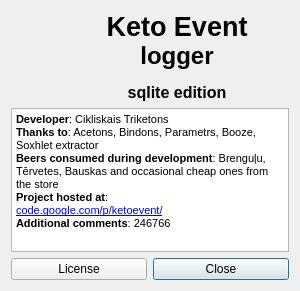
Before: the Qt Designer form trunk/gui_about.ui in FrankMamuda/ketoevent, drawn with Qt 5.
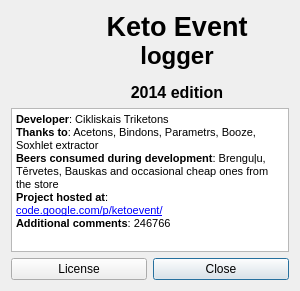
After: the same form once the commit is applied. Icons and pictures are not drawn.

The edit to the form file:
```diff
--- a/trunk/gui_about.ui
+++ b/trunk/gui_about.ui
@@ -43,7 +43,7 @@
 &lt;p align=&quot;center&quot; style=&quot; margin-top:0px; margin-bottom:0px; margin-left:0px; margin-right:0px; -qt-block-indent:0; text-indent:0px;&quot;&gt;&lt;span style=&quot; font-size:20pt;&quot;&gt;Keto Event&lt;/span&gt;&lt;/p&gt;
 &lt;p align=&quot;center&quot; style=&quot; margin-top:0px; margin-bottom:0px; margin-left:0px; margin-right:0px; -qt-block-indent:0; text-indent:0px;&quot;&gt;&lt;span style=&quot; font-size:18pt;&quot;&gt;logger&lt;/span&gt;&lt;/p&gt;
 &lt;p align=&quot;center&quot; style=&quot;-qt-paragraph-type:empty; margin-top:0px; margin-bottom:0px; margin-left:0px; margin-right:0px; -qt-block-indent:0; text-indent:0px; font-size:8pt;&quot;&gt;&lt;br /&gt;&lt;/p&gt;
-&lt;p align=&quot;center&quot; style=&quot; margin-top:0px; margin-bottom:0px; margin-left:0px; margin-right:0px; -qt-block-indent:0; text-indent:0px;&quot;&gt;&lt;span style=&quot; font-size:12pt;&quot;&gt;sqlite edition&lt;/span&gt;&lt;/p&gt;&lt;/body&gt;&lt;/html&gt;</string>
+&lt;p align=&quot;center&quot; style=&quot; margin-top:0px; margin-bottom:0px; margin-left:0px; margin-right:0px; -qt-block-indent:0; text-indent:0px;&quot;&gt;&lt;span style=&quot; font-size:12pt;&quot;&gt;2014 edition&lt;/span&gt;&lt;/p&gt;&lt;/body&gt;&lt;/html&gt;</string>
        </property>
        <property name="alignment">
         <set>Qt::AlignBottom|Qt::AlignHCenter</set>
```
